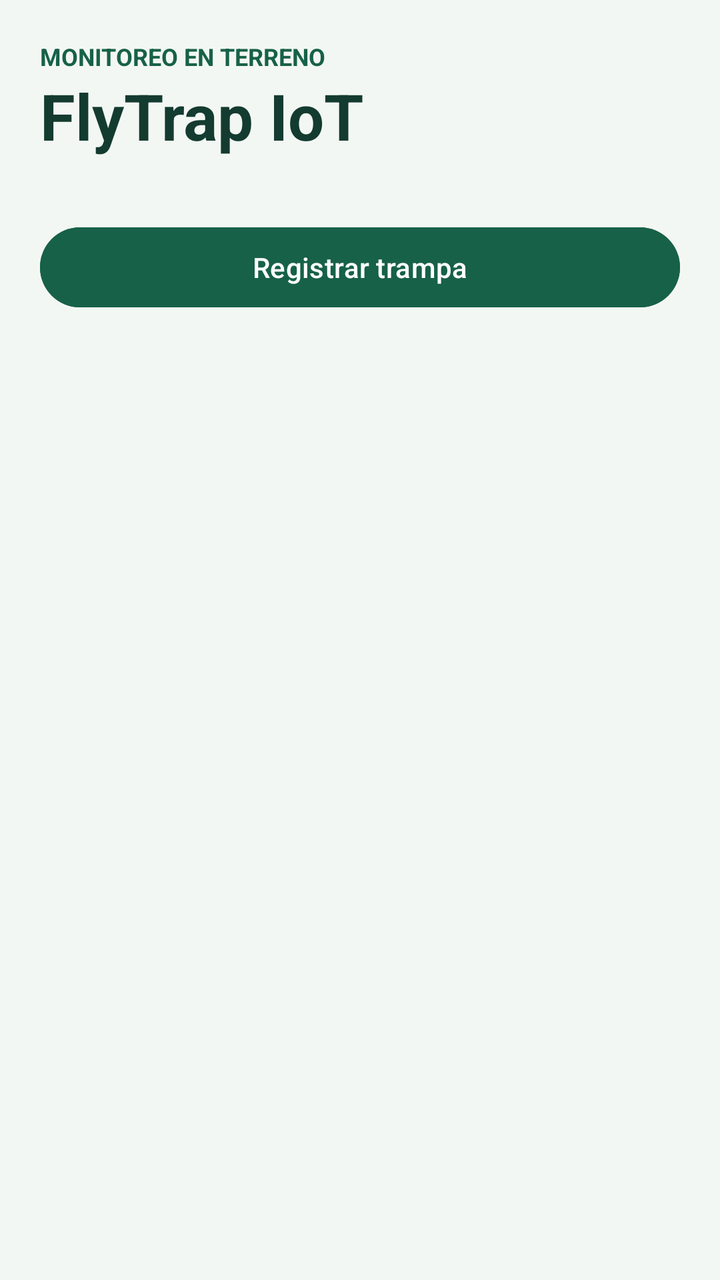
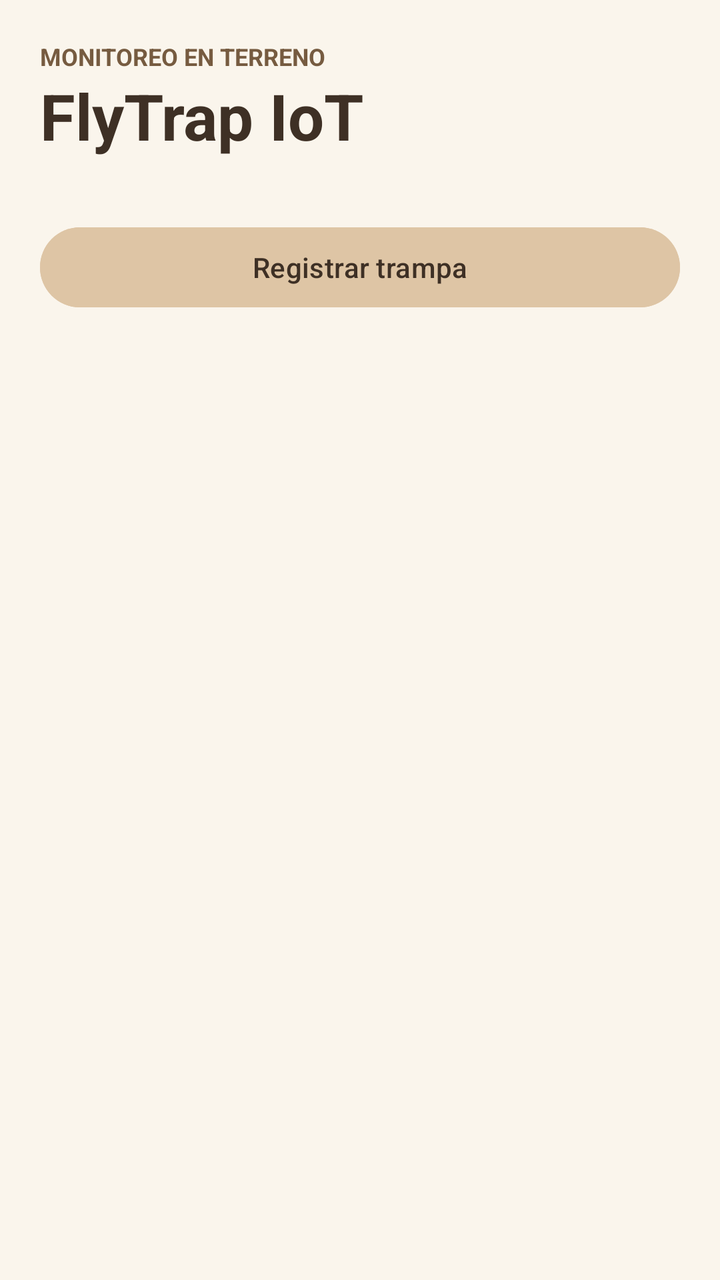

Before-and-after screenshots of an Android layout around one commit, followed by the original layout XML and the change that was made.
<!-- AndroidManifest.xml: application theme Theme.FlyTrapIoT -->
<!-- res/layout/activity_main.xml -->
<?xml version='1.0' encoding='utf-8'?>
<LinearLayout xmlns:android="http://schemas.android.com/apk/res/android" android:id="@+id/main" android:background="#F3F7F3" android:layout_width="match_parent" android:layout_height="match_parent" android:orientation="vertical" android:padding="20dp">
    <TextView android:layout_width="match_parent" android:layout_height="wrap_content" android:text="@string/monitoreo" android:textSize="12sp" android:textColor="#176149" android:textStyle="bold" />
    <TextView android:layout_width="match_parent" android:layout_height="wrap_content" android:text="@string/titulo_app" android:textSize="32sp" android:textColor="#143B30" android:textStyle="bold" />
    <TextView android:layout_width="match_parent" android:layout_height="wrap_content" android:textSize="15sp" android:textColor="#435B52" android:id="@+id/txt_resumen" android:paddingBottom="10dp" />
    <Button android:layout_width="match_parent" android:layout_height="wrap_content" android:id="@+id/boton_registrar" android:text="@string/registrar" android:textAllCaps="false" android:textColor="#FFFFFF" android:backgroundTint="#176149" android:minHeight="48dp" />
    <FrameLayout android:layout_width="match_parent" android:layout_height="0dp" android:layout_weight="1">
        <ListView android:background="#F3F7F3" android:layout_width="match_parent" android:layout_height="match_parent" android:id="@+id/lista_trampas" android:dividerHeight="1dp" />
        <TextView android:layout_width="match_parent" android:layout_height="match_parent" android:id="@+id/txt_vacio" android:textSize="16sp" android:textColor="#435B52" android:gravity="center" />
    </FrameLayout>
</LinearLayout>
<!-- resources referenced by this layout -->
<resources>
  <string name="monitoreo">MONITOREO EN TERRENO</string>
  <string name="registrar">Registrar trampa</string>
  <string name="titulo_app">FlyTrap IoT</string>
  <style name="Theme.FlyTrapIoT" parent="Base.Theme.FlyTrapIoT" />
  <style name="Base.Theme.FlyTrapIoT" parent="Theme.Material3.DayNight.NoActionBar">
          
          
      </style>
</resources>

<!-- the commit's change to res/layout/activity_main.xml (unified diff, before → after) -->
@@ -1,11 +1,66 @@
-<?xml version='1.0' encoding='utf-8'?>
-<LinearLayout xmlns:android="http://schemas.android.com/apk/res/android" android:id="@+id/main" android:background="#F3F7F3" android:layout_width="match_parent" android:layout_height="match_parent" android:orientation="vertical" android:padding="20dp">
-    <TextView android:layout_width="match_parent" android:layout_height="wrap_content" android:text="@string/monitoreo" android:textSize="12sp" android:textColor="#176149" android:textStyle="bold" />
-    <TextView android:layout_width="match_parent" android:layout_height="wrap_content" android:text="@string/titulo_app" android:textSize="32sp" android:textColor="#143B30" android:textStyle="bold" />
-    <TextView android:layout_width="match_parent" android:layout_height="wrap_content" android:textSize="15sp" android:textColor="#435B52" android:id="@+id/txt_resumen" android:paddingBottom="10dp" />
-    <Button android:layout_width="match_parent" android:layout_height="wrap_content" android:id="@+id/boton_registrar" android:text="@string/registrar" android:textAllCaps="false" android:textColor="#FFFFFF" android:backgroundTint="#176149" android:minHeight="48dp" />
-    <FrameLayout android:layout_width="match_parent" android:layout_height="0dp" android:layout_weight="1">
-        <ListView android:background="#F3F7F3" android:layout_width="match_parent" android:layout_height="match_parent" android:id="@+id/lista_trampas" android:dividerHeight="1dp" />
-        <TextView android:layout_width="match_parent" android:layout_height="match_parent" android:id="@+id/txt_vacio" android:textSize="16sp" android:textColor="#435B52" android:gravity="center" />
+<?xml version="1.0" encoding="utf-8"?>
+<LinearLayout xmlns:android="http://schemas.android.com/apk/res/android"
+    android:id="@+id/main"
+    android:layout_width="match_parent"
+    android:layout_height="match_parent"
+    android:background="#FAF5EC"
+    android:orientation="vertical"
+    android:padding="20dp">
+
+    <TextView
+        android:layout_width="match_parent"
+        android:layout_height="wrap_content"
+        android:text="@string/monitoreo"
+        android:textColor="#765B40"
+        android:textSize="12sp"
+        android:textStyle="bold" />
+
+    <TextView
+        android:layout_width="match_parent"
+        android:layout_height="wrap_content"
+        android:text="@string/titulo_app"
+        android:textColor="#3E3025"
+        android:textSize="32sp"
+        android:textStyle="bold" />
+
+    <TextView
+        android:id="@+id/txt_resumen"
+        android:layout_width="match_parent"
+        android:layout_height="wrap_content"
+        android:paddingBottom="10dp"
+        android:textColor="#655447"
+        android:textSize="15sp" />
+
+    <Button
+        android:id="@+id/boton_registrar"
+        android:layout_width="match_parent"
+        android:layout_height="wrap_content"
+        android:backgroundTint="#DEC5A5"
+        android:minHeight="48dp"
+        android:text="@string/registrar"
+        android:textAllCaps="false"
+        android:textColor="#3E3025" />
+
+    <FrameLayout
+        android:layout_width="match_parent"
+        android:layout_height="0dp"
+        android:layout_weight="1">
+
+        <ListView
+            android:id="@+id/lista_trampas"
+            android:layout_width="match_parent"
+            android:layout_height="match_parent"
+            android:background="#FAF5EC"
+            android:dividerHeight="1dp" />
+
+        <TextView
+            android:id="@+id/txt_vacio"
+            android:layout_width="match_parent"
+            android:layout_height="match_parent"
+            android:gravity="center"
+            android:textColor="#655447"
+            android:textSize="16sp" />
+
     </FrameLayout>
+
 </LinearLayout>
